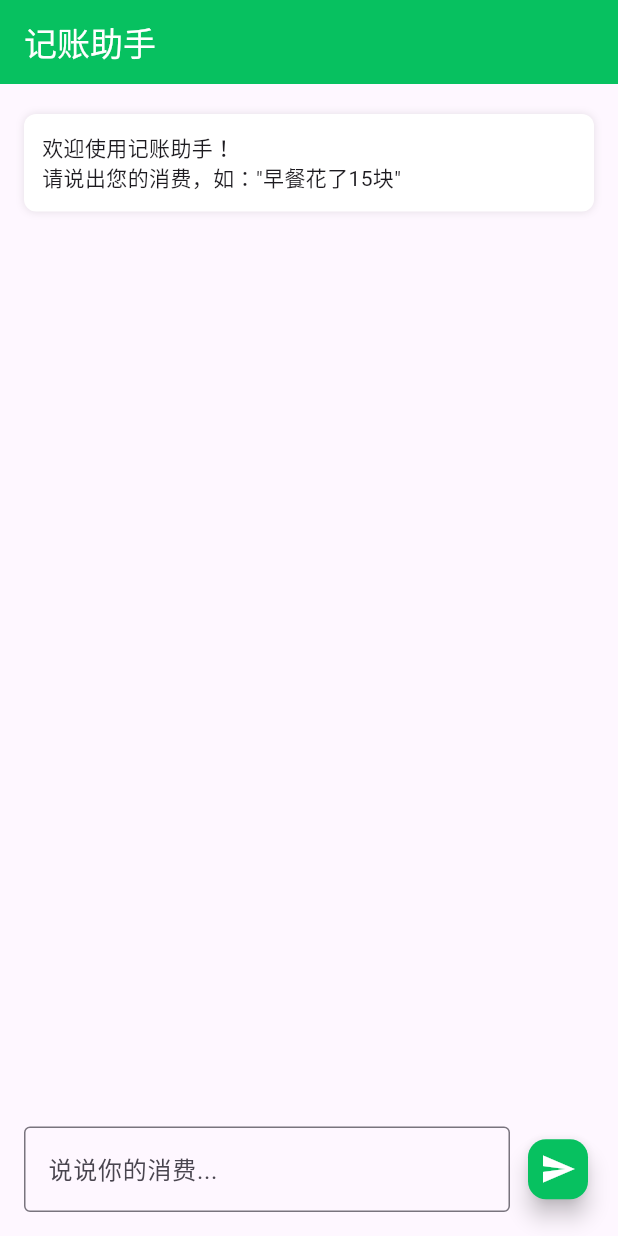
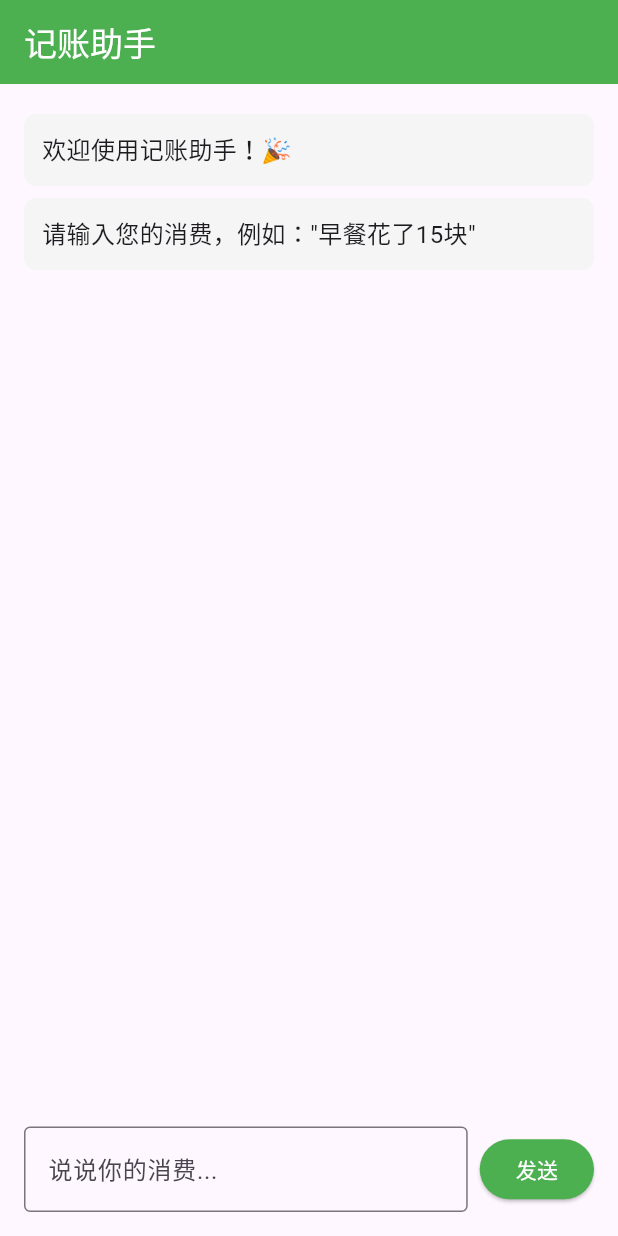
Before and after one commit to liuwenhao01/jizhang-app, a Flutter app: the screen it shows after launch, on a phone screen of 412 x 824 dp. Run offline on Flutter 3.47's test engine with Material 3 defaults, Android fonts, the phone set to English and light mode, and no system bars.

Commit message:
Update main.dart

```diff
--- a/lib/main.dart
+++ b/lib/main.dart
@@ -13,7 +13,7 @@ class JiZhangApp extends StatelessWidget {
       title: '记账助手',
       theme: ThemeData(
         primarySwatch: Colors.green,
-        primaryColor: const Color(0xFF07C160),
+        useMaterial3: true,
       ),
       home: const ChatScreen(),
       debugShowCheckedModeBanner: false,
@@ -30,17 +30,27 @@ class ChatScreen extends StatefulWidget {
 
 class _ChatScreenState extends State<ChatScreen> {
   final TextEditingController _controller = TextEditingController();
-  final List<String> _messages = ['欢迎使用记账助手！\n请说出您的消费，如："早餐花了15块"'];
+  final List<String> _messages = [
+    '欢迎使用记账助手！🎉',
+    '请输入您的消费，例如："早餐花了15块"',
+  ];
 
   void _sendMessage() {
     if (_controller.text.trim().isEmpty) return;
 
+    final userMessage = _controller.text.trim();
     setState(() {
-      _messages.add('您：${_controller.text}');
-      _messages.add('助手：记录完成！💰');
+      _messages.add('您：$userMessage');
+      _messages.add('助手：已记录 💰 ${_extractAmount(userMessage)}元');
     });
 
     _controller.clear();
+  }
+
+  String _extractAmount(String message) {
+    final regex = RegExp(r'(\d+\.?\d*)');
+    final match = regex.firstMatch(message);
+    return match?.group(1) ?? '0';
   }
 
   @override
@@ -48,7 +58,7 @@ class _ChatScreenState extends State<ChatScreen> {
     return Scaffold(
       appBar: AppBar(
         title: const Text('记账助手'),
-        backgroundColor: const Color(0xFF07C160),
+        backgroundColor: Colors.green,
         foregroundColor: Colors.white,
       ),
       body: Column(
@@ -58,20 +68,18 @@ class _ChatScreenState extends State<ChatScreen> {
               padding: const EdgeInsets.all(16),
               itemCount: _messages.length,
               itemBuilder: (context, index) {
+                final isUser = _messages[index].startsWith('您：');
                 return Container(
                   margin: const EdgeInsets.symmetric(vertical: 4),
                   padding: const EdgeInsets.all(12),
                   decoration: BoxDecoration(
-                    color: Colors.white,
+                    color: isUser ? Colors.green[100] : Colors.grey[100],
                     borderRadius: BorderRadius.circular(8),
-                    boxShadow: [
-                      BoxShadow(
-                        color: Colors.black.withOpacity(0.1),
-                        blurRadius: 4,
-                      ),
-                    ],
                   ),
-                  child: Text(_messages[index]),
+                  child: Text(
+                    _messages[index],
+                    style: const TextStyle(fontSize: 16),
+                  ),
                 );
               },
             ),
@@ -91,11 +99,13 @@ class _ChatScreenState extends State<ChatScreen> {
                   ),
                 ),
                 const SizedBox(width: 8),
-                FloatingActionButton(
-                  mini: true,
+                ElevatedButton(
                   onPressed: _sendMessage,
-                  backgroundColor: const Color(0xFF07C160),
-                  child: const Icon(Icons.send, color: Colors.white),
+                  style: ElevatedButton.styleFrom(
+                    backgroundColor: Colors.green,
+                    foregroundColor: Colors.white,
+                  ),
+                  child: const Text('发送'),
                 ),
               ],
             ),
@@ -104,4 +114,10 @@ class _ChatScreenState extends State<ChatScreen> {
       ),
     );
   }
+
+  @override
+  void dispose() {
+    _controller.dispose();
+    super.dispose();
+  }
 }
```
